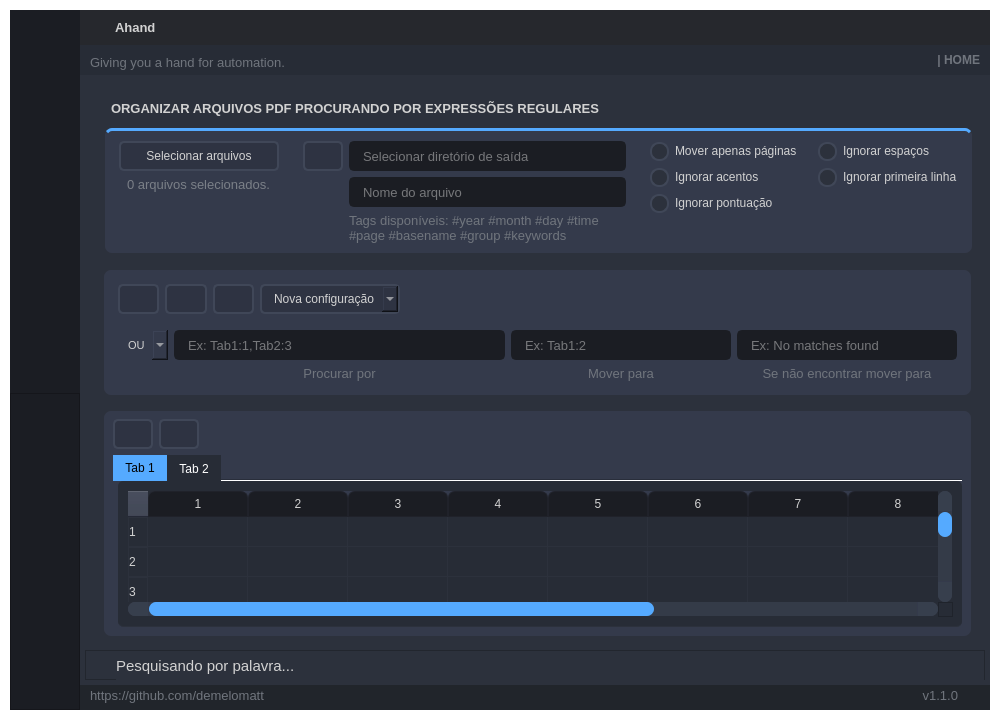
This is GUI_BASE.ui in demelomatt/Ahand as Qt 5 draws it before an edit. The edited form follows.
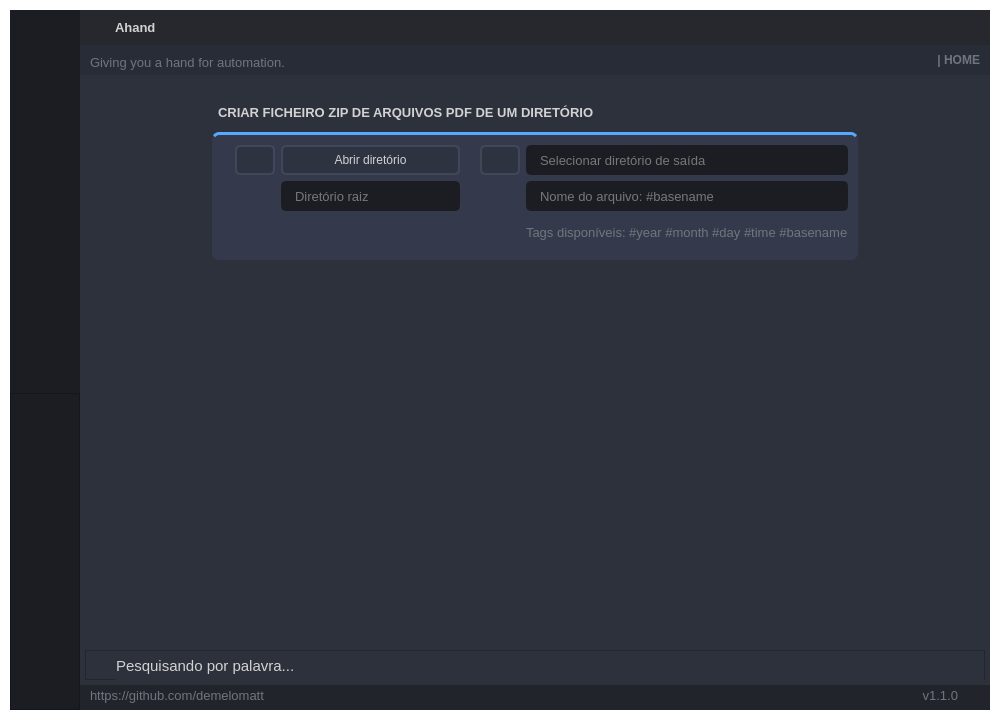
This is the edited form. The open tabs and pages were chosen to show the change. Icons and pictures are not drawn.

```diff
--- a/GUI_BASE.ui
+++ b/GUI_BASE.ui
@@ -3837,6 +3837,480 @@
                     </item>
                    </layout>
                   </widget>
+                  <widget class="QWidget" name="page_zip">
+                   <layout class="QVBoxLayout" name="verticalLayout_8">
+                    <item alignment="Qt::AlignHCenter|Qt::AlignTop">
+                     <widget class="QFrame" name="frame_zip">
+                      <property name="frameShape">
+                       <enum>QFrame::StyledPanel</enum>
+                      </property>
+                      <property name="frameShadow">
+                       <enum>QFrame::Raised</enum>
+                      </property>
+                      <layout class="QVBoxLayout" name="verticalLayout_6">
+                       <item>
+                        <widget class="QFrame" name="frame_description_zip">
+                         <property name="minimumSize">
+                          <size>
+                           <width>0</width>
+                           <height>0</height>
+                          </size>
+                         </property>
+                         <property name="frameShape">
+                          <enum>QFrame::StyledPanel</enum>
+                         </property>
+                         <property name="frameShadow">
+                          <enum>QFrame::Raised</enum>
+                         </property>
+                         <layout class="QHBoxLayout" name="horizontalLayout_21">
+                          <property name="leftMargin">
+                           <number>5</number>
+                          </property>
+                          <property name="topMargin">
+                           <number>5</number>
+                          </property>
+                          <property name="rightMargin">
+                           <number>5</number>
+                          </property>
+                          <property name="bottomMargin">
+                           <number>5</number>
+                          </property>
+                          <item alignment="Qt::AlignLeft">
+                           <widget class="QLabel" name="label_description_zip">
+                            <property name="minimumSize">
+                             <size>
+                              <width>0</width>
+                              <height>0</height>
+                             </size>
+                            </property>
+                            <property name="font">
+                             <font>
+                              <family>Segoe UI</family>
+                              <pointsize>10</pointsize>
+                              <weight>75</weight>
+                              <bold>true</bold>
+                             </font>
+                            </property>
+                            <property name="styleSheet">
+                             <string notr="true"/>
+                            </property>
+                            <property name="text">
+                             <string>CRIAR FICHEIRO ZIP DE ARQUIVOS PDF DE UM DIRETÓRIO</string>
+                            </property>
+                           </widget>
+                          </item>
+                         </layout>
+                        </widget>
+                       </item>
+                       <item>
+                        <widget class="QFrame" name="frame_top_page_zip">
+                         <property name="minimumSize">
+                          <size>
+                           <width>646</width>
+                           <height>0</height>
+                          </size>
+                         </property>
+                         <property name="maximumSize">
+                          <size>
+                           <width>16777215</width>
+                           <height>16777215</height>
+                          </size>
+                         </property>
+                         <property name="styleSheet">
+                          <string notr="true">background-color:#343A4B;
+border-radius: 7px;
+border-top: 3px solid rgb(85, 170, 255);</string>
+                         </property>
+                         <property name="frameShape">
+                          <enum>QFrame::StyledPanel</enum>
+                         </property>
+                         <property name="frameShadow">
+                          <enum>QFrame::Raised</enum>
+                         </property>
+                         <layout class="QHBoxLayout" name="horizontalLayout_29">
+                          <property name="leftMargin">
+                           <number>5</number>
+                          </property>
+                          <property name="topMargin">
+                           <number>5</number>
+                          </property>
+                          <property name="rightMargin">
+                           <number>5</number>
+                          </property>
+                          <property name="bottomMargin">
+                           <number>5</number>
+                          </property>
+                          <item alignment="Qt::AlignHCenter|Qt::AlignTop">
+                           <widget class="QFrame" name="frame_input_zip">
+                            <property name="minimumSize">
+                             <size>
+                              <width>230</width>
+                              <height>0</height>
+                             </size>
+                            </property>
+                            <property name="maximumSize">
+                             <size>
+                              <width>16777215</width>
+                              <height>16777215</height>
+                             </size>
+                            </property>
+                            <property name="font">
+                             <font>
+                              <family>Segoe UI</family>
+                             </font>
+                            </property>
+                            <property name="styleSheet">
+                             <string notr="true">border: 0px;</string>
+                            </property>
+                            <property name="frameShape">
+                             <enum>QFrame::StyledPanel</enum>
+                            </property>
+                            <property name="frameShadow">
+                             <enum>QFrame::Raised</enum>
+                            </property>
+                            <layout class="QGridLayout" name="gridLayout_7">
+                             <property name="leftMargin">
+                              <number>5</number>
+                             </property>
+                             <property name="topMargin">
+                              <number>5</number>
+                             </property>
+                             <property name="rightMargin">
+                              <number>0</number>
+                             </property>
+                             <property name="bottomMargin">
+                              <number>5</number>
+                             </property>
+                             <item row="1" column="1">
+                              <widget class="QLineEdit" name="lineEdit_rootDirectory_zip">
+                               <property name="minimumSize">
+                                <size>
+                                 <width>0</width>
+                                 <height>30</height>
+                                </size>
+                               </property>
+                               <property name="maximumSize">
+                                <size>
+                                 <width>180</width>
+                                 <height>16777215</height>
+                                </size>
+                               </property>
+                               <property name="font">
+                                <font>
+                                 <family>Segoe UI</family>
+                                 <pointsize>10</pointsize>
+                                </font>
+                               </property>
+                               <property name="styleSheet">
+                                <string notr="true">QLineEdit {
+	background-color: rgb(27, 29, 35);
+	border-radius: 5px;
+	border: 2px solid rgb(27, 29, 35);
+	padding-left: 10px;
+}
+QLineEdit:hover {
+	border: 2px solid rgb(85, 170, 255);
+	border: 2px solid rgb(91, 101, 124);
+}
+QLineEdit:focus {
+	border: 2px solid rgb(85, 170, 255);
+}</string>
+                               </property>
+                               <property name="placeholderText">
+                                <string>Diretório raiz</string>
+                               </property>
+                              </widget>
+                             </item>
+                             <item row="0" column="1">
+                              <widget class="QPushButton" name="pushButton_selectRootDirectory_zip">
+                               <property name="minimumSize">
+                                <size>
+                                 <width>160</width>
+                                 <height>30</height>
+                                </size>
+                               </property>
+                               <property name="maximumSize">
+                                <size>
+                                 <width>180</width>
+                                 <height>16777215</height>
+                                </size>
+                               </property>
+                               <property name="font">
+                                <font>
+                                 <family>Segoe UI</family>
+                                 <pointsize>9</pointsize>
+                                </font>
+                               </property>
+                               <property name="styleSheet">
+                                <string notr="true">QPushButton {
+	border: 2px solid rgb(64, 71, 88);
+	border-radius: 5px;	
+	background-color:#2E3342;
+}
+QPushButton:hover {
+	background-color: rgb(85, 170, 255);
+	border: 2px solid rgb(85, 170, 255);
+}
+QPushButton:pressed {	
+	background-color: rgb(35, 40, 49);
+	border: 2px solid rgb(43, 50, 61);
+}</string>
+                               </property>
+                               <property name="text">
+                                <string>Abrir diretório</string>
+                               </property>
+                               <property name="icon">
+                                <iconset resource="../Simple_PySide_Base/files.qrc">
+                                 <normaloff>:/20x20/icons/20x20/cil-folder.png</normaloff>:/20x20/icons/20x20/cil-folder.png</iconset>
+                               </property>
+                               <property name="iconSize">
+                                <size>
+                                 <width>18</width>
+                                 <height>18</height>
+                                </size>
+                               </property>
+                              </widget>
+                             </item>
+                             <item row="0" column="0">
+                              <widget class="QPushButton" name="pushButton_run_zip">
+                               <property name="minimumSize">
+                                <size>
+                                 <width>40</width>
+                                 <height>30</height>
+                                </size>
+                               </property>
+                               <property name="maximumSize">
+                                <size>
+                                 <width>40</width>
+                                 <height>30</height>
+                                </size>
+                               </property>
+                               <property name="styleSheet">
+                                <string notr="true">QPushButton {
+	border: 2px solid rgb(64, 71, 88);
+	border-radius: 5px;	
+	background-color:#2E3342;
+}
+QPushButton:hover {
+	background-color: rgb(85, 170, 255);
+	border: 2px solid rgb(85, 170, 255);
+}
+QPushButton:pressed {	
+	background-color: rgb(35, 40, 49);
+	border: 2px solid rgb(43, 50, 61);
+}</string>
+                               </property>
+                               <property name="text">
+                                <string/>
+                               </property>
+                               <property name="icon">
+                                <iconset resource="../Simple_PySide_Base/files.qrc">
+                                 <normaloff>:/20x20/icons/20x20/cil-media-play.png</normaloff>:/20x20/icons/20x20/cil-media-play.png</iconset>
+                               </property>
+                               <property name="iconSize">
+                                <size>
+                                 <width>18</width>
+                                 <height>18</height>
+                                </size>
+                               </property>
+                              </widget>
+                             </item>
+                            </layout>
+                           </widget>
+                          </item>
+                          <item alignment="Qt::AlignHCenter|Qt::AlignTop">
+                           <widget class="QFrame" name="frame_output_zip">
+                            <property name="minimumSize">
+                             <size>
+                              <width>371</width>
+                              <height>115</height>
+                             </size>
+                            </property>
+                            <property name="maximumSize">
+                             <size>
+                              <width>16777215</width>
+                              <height>16777215</height>
+                             </size>
+                            </property>
+                            <property name="styleSheet">
+                             <string notr="true">border: 0px;</string>
+                            </property>
+                            <property name="frameShape">
+                             <enum>QFrame::StyledPanel</enum>
+                            </property>
+                            <property name="frameShadow">
+                             <enum>QFrame::Raised</enum>
+                            </property>
+                            <layout class="QFormLayout" name="formLayout_7">
+                             <property name="leftMargin">
+                              <number>0</number>
+                             </property>
+                             <property name="topMargin">
+                              <number>5</number>
+                             </property>
+                             <property name="rightMargin">
+                              <number>5</number>
+                             </property>
+                             <property name="bottomMargin">
+                              <number>5</number>
+                             </property>
+                             <item row="1" column="1">
+                              <widget class="QLineEdit" name="lineEdit_filename_zip">
+                               <property name="minimumSize">
+                                <size>
+                                 <width>250</width>
+                                 <height>30</height>
+                                </size>
+                               </property>
+                               <property name="maximumSize">
+                                <size>
+                                 <width>16777215</width>
+                                 <height>16777215</height>
+                                </size>
+                               </property>
+                               <property name="font">
+                                <font>
+                                 <family>Segoe UI</family>
+                                 <pointsize>10</pointsize>
+                                </font>
+                               </property>
+                               <property name="styleSheet">
+                                <string notr="true">QLineEdit {
+	background-color: rgb(27, 29, 35);
+	border-radius: 5px;
+	border: 2px solid rgb(27, 29, 35);
+	padding-left: 10px;
+}
+QLineEdit:hover {
+	border: 2px solid rgb(85, 170, 255);
+	border: 2px solid rgb(91, 101, 124);
+}
+QLineEdit:focus {
+	border: 2px solid rgb(85, 170, 255);
+}</string>
+                               </property>
+                               <property name="placeholderText">
+                                <string>Nome do arquivo: #basename</string>
+                               </property>
+                              </widget>
+                             </item>
+                             <item row="3" column="1">
+                              <widget class="QLabel" name="label_tags_zip">
+                               <property name="minimumSize">
+                                <size>
+                                 <width>0</width>
+                                 <height>30</height>
+                                </size>
+                               </property>
+                               <property name="maximumSize">
+                                <size>
+                                 <width>16777215</width>
+                                 <height>16777215</height>
+                                </size>
+                               </property>
+                               <property name="font">
+                                <font>
+                                 <family>Segoe UI</family>
+                                 <pointsize>10</pointsize>
+                                </font>
+                               </property>
+                               <property name="styleSheet">
+                                <string notr="true">color: rgb(112, 117, 125);</string>
+                               </property>
+                               <property name="text">
+                                <string>Tags disponíveis: #year #month #day #time #basename</string>
+                               </property>
+                              </widget>
+                             </item>
+                             <item row="0" column="0">
+                              <widget class="QPushButton" name="pushButton_outputPath_zip">
+                               <property name="minimumSize">
+                                <size>
+                                 <width>40</width>
+                                 <height>30</height>
+                                </size>
+                               </property>
+                               <property name="styleSheet">
+                                <string notr="true">QPushButton {
+	border: 2px solid rgb(64, 71, 88);
+	border-radius: 5px;	
+	background-color:#2E3342;
+}
+QPushButton:hover {
+	background-color: rgb(85, 170, 255);
+	border: 2px solid rgb(85, 170, 255);
+}
+QPushButton:pressed {	
+	background-color: rgb(35, 40, 49);
+	border: 2px solid rgb(43, 50, 61);
+}</string>
+                               </property>
+                               <property name="text">
+                                <string/>
+                               </property>
+                               <property name="icon">
+                                <iconset resource="../Simple_PySide_Base/files.qrc">
+                                 <normaloff>:/20x20/icons/20x20/cil-folder.png</normaloff>:/20x20/icons/20x20/cil-folder.png</iconset>
+                               </property>
+                               <property name="iconSize">
+                                <size>
+                                 <width>18</width>
+                                 <height>18</height>
+                                </size>
+                               </property>
+                              </widget>
+                             </item>
+                             <item row="0" column="1">
+                              <widget class="QLineEdit" name="lineEdit_outputPath_zip">
+                               <property name="minimumSize">
+                                <size>
+                                 <width>250</width>
+                                 <height>30</height>
+                                </size>
+                               </property>
+                               <property name="maximumSize">
+                                <size>
+                                 <width>16777215</width>
+                                 <height>16777215</height>
+                                </size>
+                               </property>
+                               <property name="font">
+                                <font>
+                                 <family>Segoe UI</family>
+                                 <pointsize>10</pointsize>
+                                </font>
+                               </property>
+                               <property name="styleSheet">
+                                <string notr="true">QLineEdit {
+	background-color: rgb(27, 29, 35);
+	border-radius: 5px;
+	border: 2px solid rgb(27, 29, 35);
+	padding-left: 10px;
+}
+QLineEdit:hover {
+	border: 2px solid rgb(85, 170, 255);
+	border: 2px solid rgb(91, 101, 124);
+}
+QLineEdit:focus {
+	border: 2px solid rgb(85, 170, 255);
+}</string>
+                               </property>
+                               <property name="placeholderText">
+                                <string>Selecionar diretório de saída</string>
+                               </property>
+                              </widget>
+                             </item>
+                            </layout>
+                           </widget>
+                          </item>
+                         </layout>
+                        </widget>
+                       </item>
+                      </layout>
+                     </widget>
+                    </item>
+                   </layout>
+                  </widget>
                   <widget class="QWidget" name="page_search">
                    <layout class="QVBoxLayout" name="verticalLayout_12">
                     <property name="leftMargin">
@@ -3852,7 +4326,7 @@
                      <widget class="QFrame" name="frame_search">
                       <property name="minimumSize">
                        <size>
-                        <width>867</width>
+                        <width>830</width>
                         <height>0</height>
                        </size>
                       </property>
@@ -3924,13 +4398,13 @@
                          </property>
                          <property name="minimumSize">
                           <size>
-                           <width>867</width>
+                           <width>0</width>
                            <height>0</height>
                           </size>
                          </property>
                          <property name="maximumSize">
                           <size>
-                           <width>16777215</width>
+                           <width>830</width>
                            <height>16777215</height>
                           </size>
                          </property>
@@ -4247,7 +4721,7 @@
 }</string>
                                </property>
                                <property name="placeholderText">
-                                <string>Nome do arquivo</string>
+                                <string>Nome do arquivo: #basename</string>
                                </property>
                               </widget>
                              </item>
@@ -4478,11 +4952,11 @@
                        <property name="bottomMargin">
                         <number>5</number>
                        </property>
-                       <item alignment="Qt::AlignHCenter|Qt::AlignTop">
+                       <item alignment="Qt::AlignHCenter|Qt::AlignVCenter">
                         <widget class="QFrame" name="frame_middle">
                          <property name="minimumSize">
                           <size>
-                           <width>867</width>
+                           <width>830</width>
                            <height>0</height>
                           </size>
                          </property>
@@ -4515,7 +4989,7 @@
                            <widget class="QFrame" name="frame_config">
                             <property name="maximumSize">
                              <size>
-                              <width>300</width>
+                              <width>16777215</width>
                               <height>16777215</height>
                              </size>
                             </property>
@@ -4529,6 +5003,9 @@
                              <enum>QFrame::Raised</enum>
                             </property>
                             <layout class="QHBoxLayout" name="horizontalLayout_18">
+                             <property name="spacing">
+                              <number>10</number>
+                             </property>
                              <property name="bottomMargin">
                               <number>5</number>
                              </property>
@@ -4542,7 +5019,7 @@
                                </property>
                                <property name="maximumSize">
                                 <size>
-                                 <width>16777215</width>
+                                 <width>40</width>
                                  <height>16777215</height>
                                 </size>
                                </property>
@@ -4591,7 +5068,7 @@
                                </property>
                                <property name="maximumSize">
                                 <size>
-                                 <width>16777215</width>
+                                 <width>40</width>
                                  <height>16777215</height>
                                 </size>
                                </property>
@@ -4635,7 +5112,7 @@
                                </property>
                                <property name="maximumSize">
                                 <size>
-                                 <width>16777215</width>
+                                 <width>40</width>
                                  <height>16777215</height>
                                 </size>
                                </property>
@@ -4775,7 +5252,7 @@
                                 <string notr="true">color: rgb(112, 117, 125);</string>
                                </property>
                                <property name="text">
-                                <string>Mover para</string>
+                                <string>Mover para pasta</string>
                                </property>
                                <property name="alignment">
                                 <set>Qt::AlignCenter</set>
@@ -4806,7 +5283,7 @@
                                 <string notr="true">color: rgb(112, 117, 125);</string>
                                </property>
                                <property name="text">
-                                <string>Procurar por</string>
+                                <string>Procurar por expressões</string>
                                </property>
                                <property name="alignment">
                                 <set>Qt::AlignCenter</set>
@@ -4898,8 +5375,11 @@
 	border: 2px solid rgb(85, 170, 255);
 }</string>
                                </property>
+                               <property name="text">
+                                <string/>
+                               </property>
                                <property name="placeholderText">
-                                <string>Ex: Tab1:1,Tab2:3</string>
+                                <string>Ex: Banco de dados:1,Banco de dados:2</string>
                                </property>
                               </widget>
                              </item>
@@ -4923,7 +5403,7 @@
                                 <string notr="true">color: rgb(112, 117, 125);</string>
                                </property>
                                <property name="text">
-                                <string>Se não encontrar mover para</string>
+                                <string>Se não encontrar mover para pasta</string>
                                </property>
                                <property name="alignment">
                                 <set>Qt::AlignCenter</set>
@@ -4969,7 +5449,7 @@
                                 <bool>false</bool>
                                </property>
                                <property name="placeholderText">
-                                <string>Ex: Tab1:2</string>
+                                <string>Ex: Banco de dados:2</string>
                                </property>
                               </widget>
                              </item>
@@ -5009,7 +5489,7 @@
 }</string>
                                </property>
                                <property name="placeholderText">
-                                <string>Ex: No matches found</string>
+                                <string>Ex: Não encontrado</string>
                                </property>
                               </widget>
                              </item>
@@ -5065,7 +5545,7 @@
                               <number>0</number>
                              </property>
                              <property name="bottomMargin">
-                              <number>0</number>
+                              <number>5</number>
                              </property>
                              <item>
                               <widget class="QPushButton" name="pushButton_addTable">
@@ -5163,6 +5643,7 @@
                             <property name="font">
                              <font>
                               <family>Segoe UI</family>
+                              <pointsize>9</pointsize>
                              </font>
                             </property>
                             <property name="styleSheet">
@@ -5182,6 +5663,12 @@
 }
 </string>
                             </property>
+                            <property name="tabPosition">
+                             <enum>QTabWidget::North</enum>
+                            </property>
+                            <property name="tabShape">
+                             <enum>QTabWidget::Triangular</enum>
+                            </property>
                             <property name="currentIndex">
                              <number>0</number>
                             </property>
@@ -5307,73 +5794,11 @@
                                  <bool>true</bool>
                                 </property>
                                 <property name="rowCount">
-                                 <number>50</number>
+                                 <number>0</number>
                                 </property>
                                 <property name="columnCount">
-                                 <number>12</number>
+                                 <number>0</number>
                                 </property>
-                                <row/>
-                                <row/>
-                                <row/>
-                                <row/>
-                                <row/>
-                                <row/>
-                                <row/>
-                                <row/>
-                                <row/>
-                                <row/>
-                                <row/>
-                                <row/>
-                                <row/>
-                                <row/>
-                                <row/>
-                                <row/>
-                                <row/>
-                                <row/>
-                                <row/>
-                                <row/>
-                                <row/>
-                                <row/>
-                                <row/>
-                                <row/>
-                                <row/>
-                                <row/>
-                                <row/>
-                                <row/>
-                                <row/>
-                                <row/>
-                                <row/>
-                                <row/>
-                                <row/>
-                                <row/>
-                                <row/>
-                                <row/>
-                                <row/>
-                                <row/>
-                                <row/>
-                                <row/>
-                                <row/>
-                                <row/>
-                                <row/>
-                                <row/>
-                                <row/>
-                                <row/>
-                                <row/>
-                                <row/>
-                                <row/>
-                                <row/>
-                                <column/>
-                                <column/>
-                                <column/>
-                                <column/>
-                                <column/>
-                                <column/>
-                                <column/>
-                                <column/>
-                                <column/>
-                                <column/>
-                                <column/>
-                                <column/>
                                </widget>
                               </item>
                              </layout>
```
Left out of the diff: 193 changed lines with no effect on the pictures.
